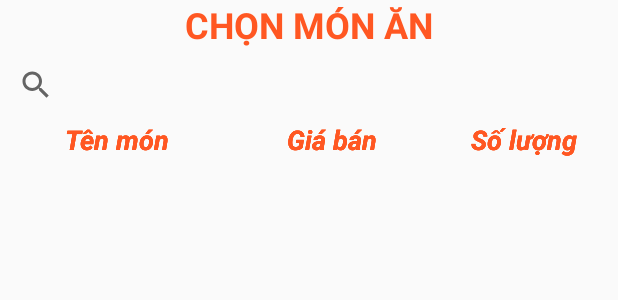
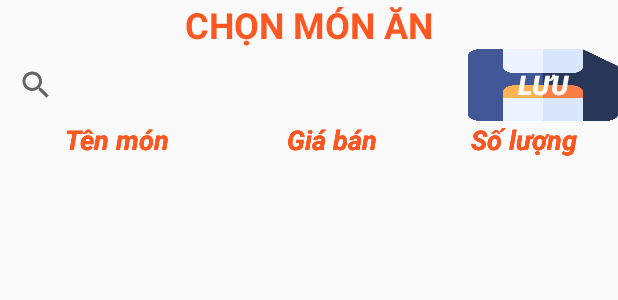
Before and after one commit to PhamQuangHuy-5851071028/AppDatMonNhaHang, an Android app: the layout activity_dat_mon.xml on its own in the app's theme, with its tools: preview values and no code run, on a phone screen of 412 x 824 dp. Shown: the top 300 px of the screen. Run offline under Robolectric (Android 15) with nearby library versions, the phone set to English and light mode, and no system bars; network calls fail; Roboto replaces fonts that are not available here.

Commit message:
thêm vào một chút ít

```diff
--- a/DatMonAnNhaHang/app/src/main/res/layout/activity_dat_mon.xml
+++ b/DatMonAnNhaHang/app/src/main/res/layout/activity_dat_mon.xml
@@ -16,10 +16,28 @@
         android:textSize="24sp"
         android:textStyle="bold" />
 
-    <SearchView
-        android:id="@+id/svTimKiem"
+    <LinearLayout
         android:layout_width="match_parent"
-        android:layout_height="wrap_content" />
+        android:layout_height="wrap_content"
+        android:orientation="horizontal">
+
+        <SearchView
+            android:id="@+id/svTimKiem"
+            android:layout_width="312dp"
+            android:layout_height="wrap_content" />
+
+        <Button
+            android:id="@+id/btnLuu"
+            android:layout_width="wrap_content"
+            android:layout_height="match_parent"
+            android:layout_weight="1"
+            android:background="@drawable/save"
+            android:text="Lưu"
+            android:textColor="@color/cardview_light_background"
+            android:textSize="18sp"
+            android:textStyle="bold|italic" />
+
+    </LinearLayout>
 
     <TabHost
         android:id="@+id/host"
@@ -231,4 +249,10 @@
             </FrameLayout>
         </LinearLayout>
     </TabHost>
+
+    <Button
+        android:id="@+id/button"
+        android:layout_width="match_parent"
+        android:layout_height="wrap_content"
+        android:text="Button" />
 </LinearLayout>
--- a/DatMonAnNhaHang/app/src/main/res/menu/menu.xml
+++ b/DatMonAnNhaHang/app/src/main/res/menu/menu.xml
@@ -1,12 +1,6 @@
 <?xml version="1.0" encoding="utf-8"?>
 <menu xmlns:app="http://schemas.android.com/apk/res-auto"
     xmlns:android="http://schemas.android.com/apk/res/android">
-    <item
-        android:id="@+id/mnSearch"
-        android:icon="@drawable/ic_search_black_24dp"
-        android:title="Search"
-        app:actionViewClass="android.widget.SearchView"
-        app:showAsAction="always"/>
     <item
         android:icon="@drawable/save"
         android:title="Lưu"
--- a/DatMonAnNhaHang/app/src/main/res/values/styles.xml
+++ b/DatMonAnNhaHang/app/src/main/res/values/styles.xml
@@ -1,6 +1,6 @@
 <resources>
     <!-- Base application theme. -->
-    <style name="AppTheme" parent="Theme.AppCompat.Light.DarkActionBar">
+    <style name="AppTheme" parent="Theme.AppCompat.Light.NoActionBar">
         <!-- Customize your theme here. -->
         <item name="colorPrimary">@color/maucam</item>
         <item name="colorPrimaryDark">@color/colorPrimaryDark</item>
```
Also changed, not shown: DatMonAnNhaHang/app/src/main/java/Database/Database.java (added, +33 -0 lines), DatMonAnNhaHang/app/src/main/java/com/example/datmonannhahang/Adapter/BillAdapter.java (added, +69 -0 lines), DatMonAnNhaHang/app/src/main/java/com/example/datmonannhahang/Bill.java (added, +50 -0 lines), DatMonAnNhaHang/app/src/main/java/com/example/datmonannhahang/HoaDon.java (+35 -0 lines), DatMonAnNhaHang/app/src/main/java/com/example/datmonannhahang/dat_mon.java (+10 -26 lines), DatMonAnNhaHang/app/src/main/res/layout/list_bill.xml (added, +45 -0 lines), DatMonAnNhaHang/app/src/main/ic_launcher-playstore.png (added), DatMonAnNhaHang/app/src/main/res/mipmap-hdpi/ic_launcher_foreground.png (added), DatMonAnNhaHang/app/src/main/res/mipmap-mdpi/ic_launcher_foreground.png (added), DatMonAnNhaHang/app/src/main/res/mipmap-xhdpi/ic_launcher_foreground.png (added), DatMonAnNhaHang/app/src/main/res/mipmap-xxhdpi/ic_launcher_foreground.png (added), DatMonAnNhaHang/app/src/main/res/mipmap-xxxhdpi/ic_launcher_foreground.png (added).
